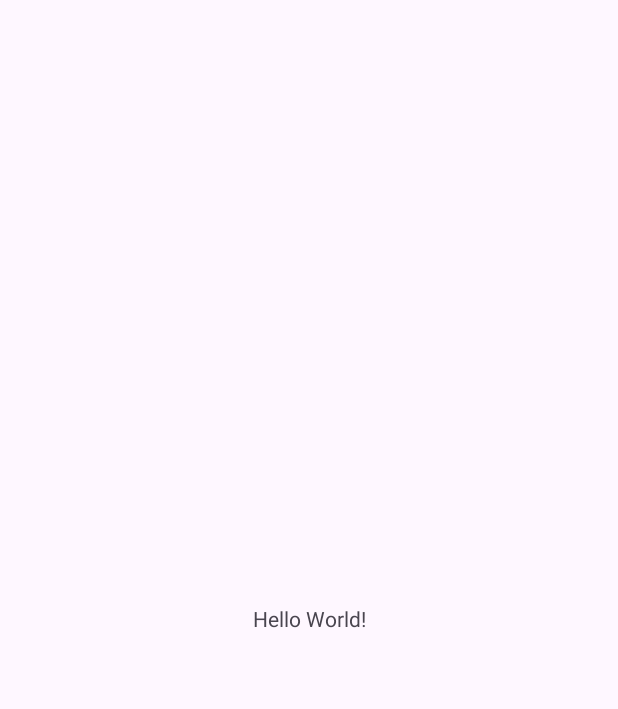
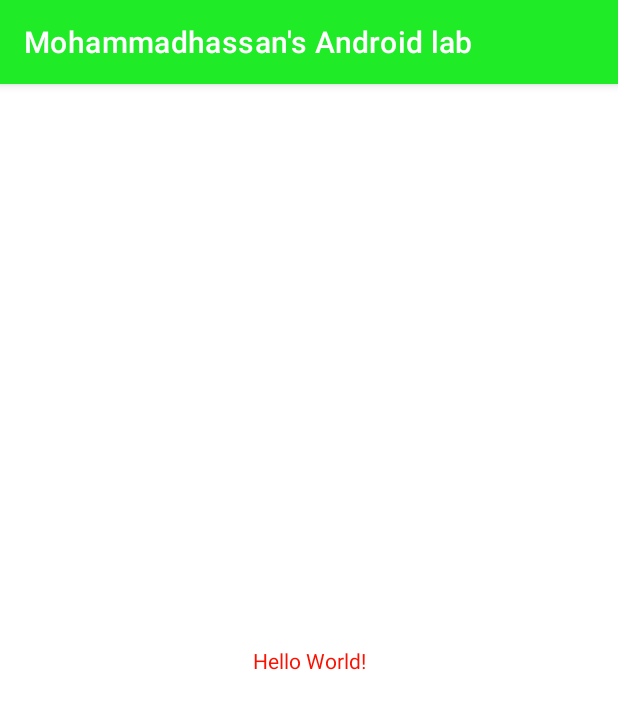
Before and after one commit to EthanYeganeh/MyAndroidLabs, an Android app: the screen it shows after launch (MainActivity), on a phone screen of 412 x 824 dp. Before the commit the part shown is almost empty. Shown: the top 709 px of the screen. Run offline under Robolectric (Android 15) with nearby library versions, the phone set to English and light mode, and no system bars.

Commit message:
third commit for my colors.xml and themes.xml

```diff
--- a/app/src/main/res/values/colors.xml
+++ b/app/src/main/res/values/colors.xml
@@ -4,6 +4,10 @@
     <color name="my_primary">#1FEC27</color>
     <color name="my_secondary">#2A72AC</color>
     <color name="my_statusbar">#E3CD12</color>
+
+    <color name="my_text">#FA1100</color>
+
     <color name="black">#FF000000</color>
+
     <color name="white">#FFFFFFFF</color>
 </resources>
--- a/app/src/main/res/values/themes.xml
+++ b/app/src/main/res/values/themes.xml
@@ -1,6 +1,6 @@
 <resources xmlns:tools="http://schemas.android.com/tools">
     <!-- Base application theme. -->
-    <style name="Base.Theme.MohammadhassansAndroidLab" parent="Theme.Material3.DayNight.NoActionBar">
+    <style name="Base.Theme.MohammadhassansAndroidLab" parent="Theme.MaterialComponents.DayNight.DarkActionBar">
         <!-- Customize your light theme here. -->
          <item name="colorPrimary">@color/my_primary</item>
 
@@ -8,6 +8,8 @@
 
          <item name="android:statusBarColor">@color/my_statusbar</item>
 
+
+         <item name="android:textColor">@color/my_text</item>
     </style>
 
     <style name="Theme.MohammadhassansAndroidLab" parent="Base.Theme.MohammadhassansAndroidLab" />
```
